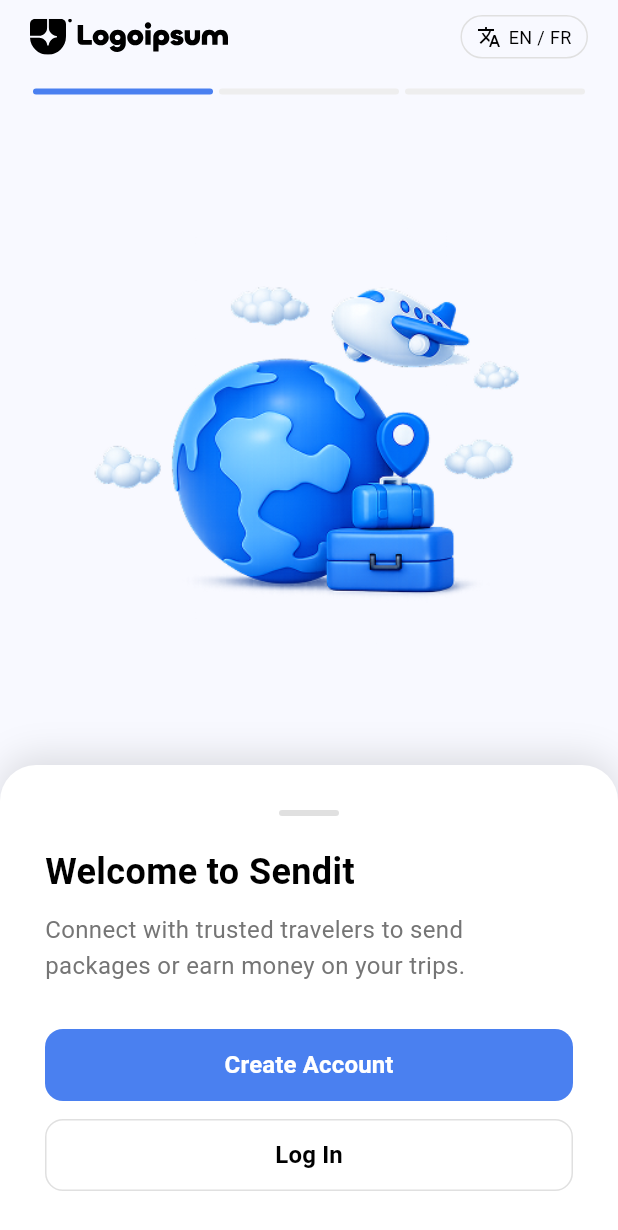
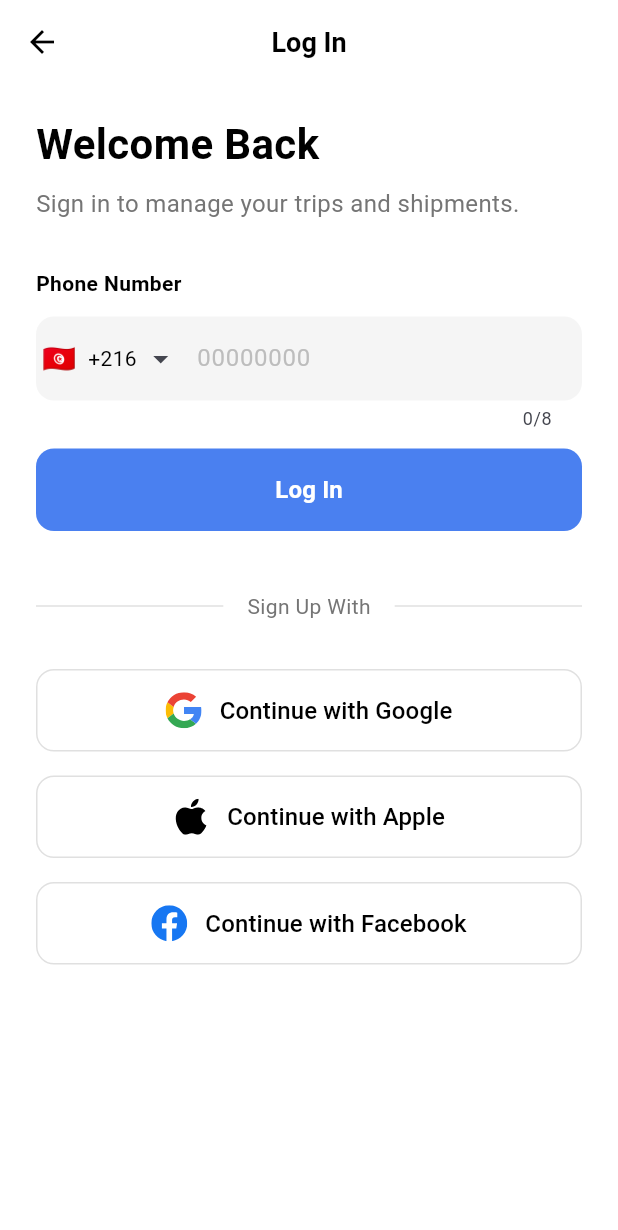
Before and after one commit to srsakilhossen302/raouf26-Mobile-App, a Flutter app: the screen it shows after launch, after a tap on "Log In", on a phone screen of 412 x 824 dp. Shown: the top 1230 px of the screen. Run offline on Flutter 3.47's test engine with Material 3 defaults, Android fonts, the phone set to English and light mode, and no system bars; drawn by our look-alikes of intl_phone_field; our stand-ins replace flutter_svg, get.

Commit message:
feat: add login screen with phone input and social auth options
Implement a new login screen that includes:
- Phone number input field with country selection
- Social login buttons (Google, Apple, Facebook)
- Dark mode support throughout the UI
- Navigation to password entry screen
- Responsive layout with proper spacing and typography

```diff
--- a/lib/Utils/AppIcons/app_icons.dart
+++ b/lib/Utils/AppIcons/app_icons.dart
@@ -1,4 +1,7 @@
 class AppIcons {
   static const String basePath = "assets/icons";
   static const String logo = "$basePath/Logoipsum.svg";
+  static const String google = "$basePath/Google-icons.svg";
+  static const String apple = "$basePath/Apple-icons.svg";
+  static const String facebook = "$basePath/Facebook-icons.svg";
 }
--- /dev/null
+++ b/lib/View/Screen/LogInScreen/login_screen.dart
@@ -0,0 +1,214 @@
+import 'package:flutter/material.dart';
+import 'package:flutter_svg/flutter_svg.dart';
+import 'package:get/get.dart';
+import 'package:intl_phone_field/intl_phone_field.dart';
+import '../../../Utils/AppIcons/app_icons.dart';
+import '../EnterPasswordScreen/enter_password_screen.dart';
+
+class LogInScreen extends StatelessWidget {
+  const LogInScreen({super.key});
+
+  @override
+  Widget build(BuildContext context) {
+    bool isDarkMode = Get.isDarkMode;
+
+    return Scaffold(
+      backgroundColor: isDarkMode ? const Color(0xFF121212) : Colors.white,
+      appBar: AppBar(
+        backgroundColor: Colors.transparent,
+        elevation: 0,
+        leading: IconButton(
+          icon: Icon(
+            Icons.arrow_back,
+            color: isDarkMode ? Colors.white : Colors.black,
+          ),
+          onPressed: () => Get.back(),
+        ),
+        title: Text(
+          "Log In",
+          style: TextStyle(
+            color: isDarkMode ? Colors.white : Colors.black,
+            fontSize: 18,
+            fontWeight: FontWeight.w600,
+          ),
+        ),
+        centerTitle: true,
+      ),
+      body: SingleChildScrollView(
+        padding: const EdgeInsets.symmetric(horizontal: 24),
+        child: Column(
+          crossAxisAlignment: CrossAxisAlignment.start,
+          children: [
+            const SizedBox(height: 20),
+            Text(
+              "Welcome Back",
+              style: TextStyle(
+                fontSize: 28,
+                fontWeight: FontWeight.bold,
+                color: isDarkMode ? Colors.white : Colors.black,
+              ),
+            ),
+            const SizedBox(height: 8),
+            Text(
+              "Sign in to manage your trips and shipments.",
+              style: TextStyle(
+                fontSize: 16,
+                color: isDarkMode ? Colors.white70 : Colors.grey.shade600,
+              ),
+            ),
+            const SizedBox(height: 32),
+            Text(
+              "Phone Number",
+              style: TextStyle(
+                fontSize: 14,
+                fontWeight: FontWeight.w600,
+                color: isDarkMode ? Colors.white : Colors.black,
+              ),
+            ),
+            const SizedBox(height: 12),
+            IntlPhoneField(
+              decoration: InputDecoration(
+                hintText: '00000000',
+                hintStyle: TextStyle(
+                  color: isDarkMode ? Colors.white24 : Colors.grey.shade400,
+                ),
+                filled: true,
+                fillColor: isDarkMode
+                    ? Colors.white.withOpacity(0.05)
+                    : Colors.grey.shade100,
+                border: OutlineInputBorder(
+                  borderRadius: BorderRadius.circular(12),
+                  borderSide: BorderSide.none,
+                ),
+                contentPadding: const EdgeInsets.symmetric(
+                  horizontal: 16,
+                  vertical: 16,
+                ),
+              ),
+              initialCountryCode: 'TN',
+              onChanged: (phone) {
+                // Handle phone number change
+              },
+              dropdownIconPosition: IconPosition.trailing,
+              showCountryFlag: true,
+              style: TextStyle(color: isDarkMode ? Colors.white : Colors.black),
+              dropdownTextStyle: TextStyle(
+                color: isDarkMode ? Colors.white : Colors.black,
+              ),
+            ),
+            const SizedBox(height: 12),
+            SizedBox(
+              width: double.infinity,
+              height: 55,
+              child: ElevatedButton(
+                onPressed: () => Get.to(() => const EnterPasswordScreen()),
+                style: ElevatedButton.styleFrom(
+                  backgroundColor: const Color(0xFF4A80F0),
+                  shape: RoundedRectangleBorder(
+                    borderRadius: BorderRadius.circular(12),
+                  ),
+                  elevation: 0,
+                ),
+                child: const Text(
+                  "Log In",
+                  style: TextStyle(
+                    color: Colors.white,
+                    fontSize: 16,
+                    fontWeight: FontWeight.w600,
+                  ),
+                ),
+              ),
+            ),
+            const SizedBox(height: 40),
+            Row(
+              children: [
+                Expanded(
+                  child: Divider(
+                    color: isDarkMode ? Colors.white24 : Colors.grey.shade300,
+                  ),
+                ),
+                Padding(
+                  padding: const EdgeInsets.symmetric(horizontal: 16),
+                  child: Text(
+                    "Sign Up With",
+                    style: TextStyle(
+                      color: isDarkMode ? Colors.white60 : Colors.grey.shade600,
+                    ),
+                  ),
+                ),
+                Expanded(
+                  child: Divider(
+                    color: isDarkMode ? Colors.white24 : Colors.grey.shade300,
+                  ),
+                ),
+              ],
+            ),
+            const SizedBox(height: 32),
+            _socialButton(
+              isDarkMode: isDarkMode,
+              icon: AppIcons.google,
+              label: "Continue with Google",
+              onTap: () {},
+            ),
+            const SizedBox(height: 16),
+            _socialButton(
+              isDarkMode: isDarkMode,
+              icon: AppIcons.apple,
+              label: "Continue with Apple",
+              onTap: () {},
+            ),
+            const SizedBox(height: 16),
+            _socialButton(
+              isDarkMode: isDarkMode,
+              icon: AppIcons.facebook,
+              label: "Continue with Facebook",
+              onTap: () {},
+            ),
+            const SizedBox(height: 20),
+          ],
+        ),
+      ),
+    );
+  }
+
+  Widget _socialButton({
+    required bool isDarkMode,
+    required String icon,
+    required String label,
+    required VoidCallback onTap,
+  }) {
+    return SizedBox(
+      width: double.infinity,
+      height: 55,
+      child: OutlinedButton(
+        onPressed: onTap,
+        style: OutlinedButton.styleFrom(
+          side: BorderSide(
+            color: isDarkMode ? Colors.white24 : Colors.grey.shade300,
+          ),
+          shape: RoundedRectangleBorder(
+            borderRadius: BorderRadius.circular(12),
+          ),
+          backgroundColor: isDarkMode
+              ? Colors.white.withOpacity(0.02)
+              : Colors.white,
+        ),
+        child: Row(
+          mainAxisAlignment: MainAxisAlignment.center,
+          children: [
+            SvgPicture.asset(icon, height: 24),
+            const SizedBox(width: 12),
+            Text(
+              label,
+              style: TextStyle(
+                color: isDarkMode ? Colors.white : Colors.black,
+                fontSize: 16,
+                fontWeight: FontWeight.w500,
+              ),
+            ),
+          ],
+        ),
+      ),
+    );
+  }
+}
--- a/lib/View/Screen/OnboardingScreen/onboarding_screen.dart
+++ b/lib/View/Screen/OnboardingScreen/onboarding_screen.dart
@@ -3,6 +3,7 @@ import 'package:flutter_svg/flutter_svg.dart';
 import 'package:get/get.dart';
 import '../../../Utils/AppIcons/app_icons.dart';
 import '../../../Utils/AppImg/app_img.dart';
+import '../LogInScreen/login_screen.dart';
 
 class OnboardingScreen extends StatefulWidget {
   const OnboardingScreen({super.key});
@@ -52,7 +53,7 @@ class _OnboardingScreenState extends State<OnboardingScreen> {
                 children: [
                   SvgPicture.asset(
                     AppIcons.logo,
-                    height: 24,
+                    height: 30,
                     colorFilter: ColorFilter.mode(
                       isDarkMode ? Colors.white : Colors.black,
                       BlendMode.srcIn,
@@ -146,8 +147,8 @@ class _OnboardingScreenState extends State<OnboardingScreen> {
                               ? const Color(0xFF1E1E1E)
                               : Colors.white,
                           borderRadius: const BorderRadius.only(
-                            topLeft: Radius.circular(24),
-                            topRight: Radius.circular(24),
+                            topLeft: Radius.circular(30),
+                            topRight: Radius.circular(30),
                           ),
                           boxShadow: [
                             BoxShadow(
@@ -201,7 +202,7 @@ class _OnboardingScreenState extends State<OnboardingScreen> {
                             // Buttons
                             SizedBox(
                               width: double.infinity,
-                              height: 48,
+                              height: 55,
                               child: ElevatedButton(
                                 onPressed: () {},
                                 style: ElevatedButton.styleFrom(
@@ -224,9 +225,10 @@ class _OnboardingScreenState extends State<OnboardingScreen> {
                             const SizedBox(height: 12),
                             SizedBox(
                               width: double.infinity,
-                              height: 48,
+                              height: 55,
                               child: OutlinedButton(
-                                onPressed: () {},
+                                onPressed: () =>
+                                    Get.to(() => const LogInScreen()),
                                 style: OutlinedButton.styleFrom(
                                   side: BorderSide(
                                     color: isDarkMode
--- a/lib/View/Screen/SplashScreen/splash_screen.dart
+++ b/lib/View/Screen/SplashScreen/splash_screen.dart
@@ -22,7 +22,10 @@ class _SplashScreenState extends State<SplashScreen> {
 
   @override
   Widget build(BuildContext context) {
+    bool isDarkMode = Get.isDarkMode;
+
     return Scaffold(
+      backgroundColor: isDarkMode ? const Color(0xFF121212) : Colors.white,
       body: Container(
         width: Get.width,
         height: Get.height,
--- a/lib/main.dart
+++ b/lib/main.dart
@@ -14,10 +14,28 @@ class MyApp extends StatelessWidget {
     return GetMaterialApp(
       debugShowCheckedModeBanner: false,
       title: 'Raouf 26 App',
+      // Light Theme
       theme: ThemeData(
-        colorScheme: ColorScheme.fromSeed(seedColor: Colors.blue),
+        brightness: Brightness.light,
+        scaffoldBackgroundColor: Colors.white,
+        colorScheme: ColorScheme.fromSeed(
+          seedColor: const Color(0xFF4A80F0),
+          brightness: Brightness.light,
+        ),
         useMaterial3: true,
       ),
+      // Dark Theme
+      darkTheme: ThemeData(
+        brightness: Brightness.dark,
+        scaffoldBackgroundColor: const Color(0xFF121212),
+        colorScheme: ColorScheme.fromSeed(
+          seedColor: const Color(0xFF4A80F0),
+          brightness: Brightness.dark,
+        ),
+        useMaterial3: true,
+      ),
+      themeMode: ThemeMode
+          .system, // Theme changes based on the phone's system settings
       home: const SplashScreen(),
     );
   }
--- a/pubspec.yaml
+++ b/pubspec.yaml
@@ -32,6 +32,7 @@ dependencies:
     sdk: flutter
   get: ^4.6.6
   flutter_svg: ^2.0.10+1
+  intl_phone_field: ^3.2.0
   cupertino_icons: ^1.0.8
 
 dev_dependencies:
```
Also changed, not shown: pubspec.lock.
